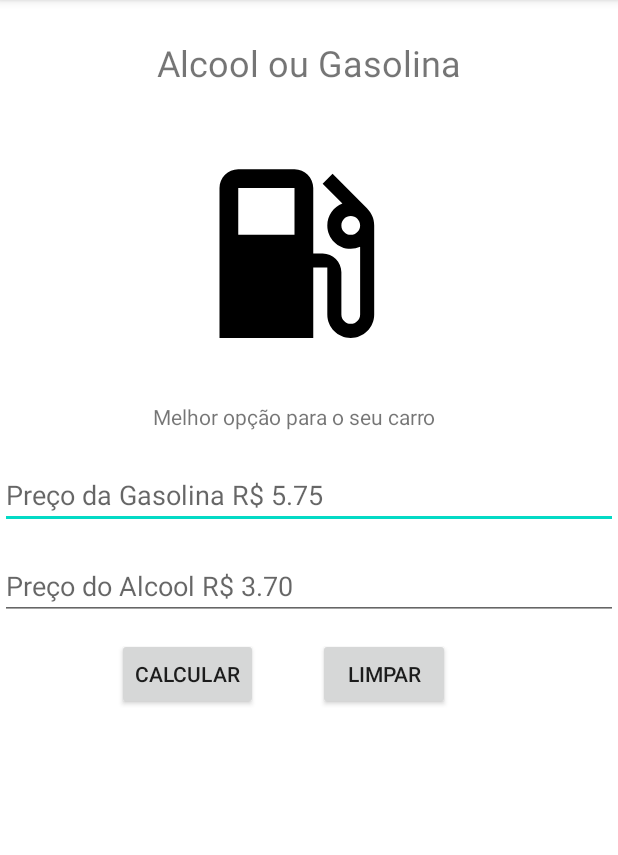
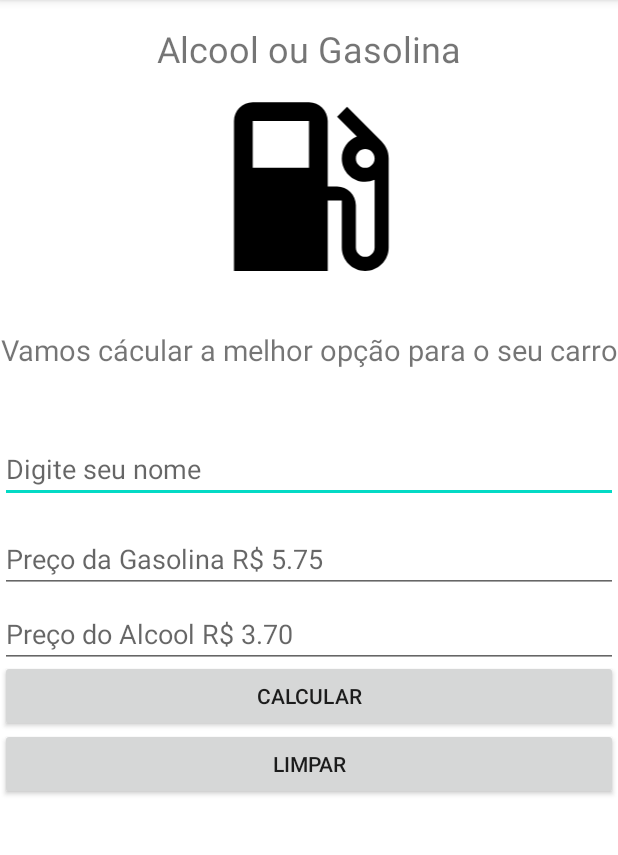
Before and after one commit to DaniloP85/mob-25-aplicacoes-android-aula3-gasolina, an Android app: the screen it shows after launch (MainActivity), on a phone screen of 412 x 824 dp, the part 84-939 px from its top. Run offline under Robolectric (Android 15) with nearby library versions, the phone set to English and light mode, and no system bars.

Commit message:
add icon

```diff
--- a/app/src/main/res/layout/activity_main.xml
+++ b/app/src/main/res/layout/activity_main.xml
@@ -1,95 +1,99 @@
 <?xml version="1.0" encoding="utf-8"?>
-<androidx.constraintlayout.widget.ConstraintLayout xmlns:android="http://schemas.android.com/apk/res/android"
-    xmlns:app="http://schemas.android.com/apk/res-auto"
+<RelativeLayout xmlns:android="http://schemas.android.com/apk/res/android"
     xmlns:tools="http://schemas.android.com/tools"
     android:layout_width="match_parent"
     android:layout_height="match_parent"
     tools:context=".MainActivity">
 
-    <androidx.appcompat.widget.AppCompatTextView
+    <TextView
         android:id="@+id/txt_alcool_gasolina"
         android:layout_width="wrap_content"
         android:layout_height="wrap_content"
         android:text="@string/alcool_gasolina"
         android:textSize="24sp"
-        android:layout_marginTop="25dp"
-        app:layout_constraintEnd_toEndOf="parent"
-        app:layout_constraintStart_toStartOf="parent"
-        app:layout_constraintTop_toTopOf="parent" />
+        android:gravity="center"
+        android:layout_alignParentStart="true"
+        android:layout_alignParentTop="true"
+        android:layout_alignParentEnd="true"
+        android:layout_marginTop="16dp" />
 
-    <androidx.appcompat.widget.AppCompatImageView
+    <ImageView
         android:id="@+id/icon_gasolina"
         android:layout_width="150dp"
         android:layout_height="150dp"
-        android:layout_marginTop="36dp"
-        android:layout_marginEnd="36dp"
         android:src="@drawable/ic_baseline_local_gas_station_24"
-        app:layout_constraintEnd_toEndOf="@+id/txt_alcool_gasolina"
-        app:layout_constraintTop_toBottomOf="@+id/txt_alcool_gasolina" />
+        android:gravity="center"
+        android:layout_alignParentStart="true"
+        android:layout_alignParentTop="true"
+        android:layout_alignParentEnd="true"
+        android:layout_marginTop="49dp"
+        android:contentDescription="@string/contentDescription" />
 
-    <androidx.appcompat.widget.AppCompatTextView
-        android:id="@+id/txt_phrase"
+    <TextView
+        android:id="@+id/opcao"
         android:layout_width="wrap_content"
         android:layout_height="wrap_content"
         android:text="@string/melhor_opcao"
-        android:layout_marginTop="24dp"
-        app:layout_constraintTop_toBottomOf="@+id/icon_gasolina"
-        app:layout_constraintStart_toStartOf="@+id/icon_gasolina"
-        app:layout_constraintEnd_toEndOf="@+id/icon_gasolina" />
+        android:textSize="19sp"
+        android:gravity="center"
+        android:layout_alignParentStart="true"
+        android:layout_alignParentTop="true"
+        android:layout_alignParentEnd="true"
+        android:layout_marginTop="220dp" />
+
+    <androidx.appcompat.widget.AppCompatEditText
+        android:id="@+id/edit_txt_nome"
+        android:layout_width="match_parent"
+        android:layout_height="wrap_content"
+        android:layout_marginTop="290dp"
+        android:hint="@string/nome" />
 
     <androidx.appcompat.widget.AppCompatEditText
         android:id="@+id/edit_txt_preco_gasolina"
         android:layout_width="match_parent"
         android:layout_height="wrap_content"
-        android:layout_marginTop="20dp"
+        android:layout_marginTop="350dp"
         android:hint="@string/preco_gasolina"
-        android:inputType="numberDecimal"
-        app:layout_constraintEnd_toEndOf="parent"
-        app:layout_constraintHorizontal_bias="0.0"
-        app:layout_constraintStart_toStartOf="parent"
-        app:layout_constraintTop_toBottomOf="@+id/txt_phrase" />
+        android:inputType="numberDecimal" />
 
     <androidx.appcompat.widget.AppCompatEditText
             android:id="@+id/edit_txt_preco_alcool"
             android:layout_width="match_parent"
             android:layout_height="wrap_content"
+            android:layout_marginTop="400dp"
             android:hint="@string/preco_alcool"
-        android:layout_marginTop="15dp"
-        android:inputType="numberDecimal"
-        app:layout_constraintTop_toBottomOf="@+id/edit_txt_preco_gasolina"
-        app:layout_constraintEnd_toEndOf="parent"
-        app:layout_constraintStart_toStartOf="parent" />
+            android:inputType="numberDecimal" />
 
         <androidx.appcompat.widget.AppCompatButton
             android:id="@+id/btn_calcular"
             android:layout_width="wrap_content"
             android:layout_height="wrap_content"
-        android:layout_marginTop="12dp"
-        android:layout_marginEnd="240dp"
             android:text="@string/calcular"
-        app:layout_constraintEnd_toEndOf="@+id/edit_txt_preco_alcool"
-        app:layout_constraintTop_toBottomOf="@+id/edit_txt_preco_alcool" />
+            android:gravity="center"
+            android:layout_marginTop="440dp"
+            android:layout_alignParentStart="true"
+            android:layout_alignParentTop="true"
+            android:layout_alignParentEnd="true"/>
 
         <androidx.appcompat.widget.AppCompatButton
             android:id="@+id/btn_limpar"
             android:layout_width="wrap_content"
             android:layout_height="wrap_content"
-        android:layout_marginTop="12dp"
-        android:layout_marginEnd="112dp"
             android:text="@string/limpar"
-        app:layout_constraintEnd_toEndOf="@+id/edit_txt_preco_alcool"
-        app:layout_constraintTop_toBottomOf="@+id/edit_txt_preco_alcool" />
+            android:layout_marginTop="485dp"
+            android:layout_alignParentStart="true"
+            android:layout_alignParentTop="true"
+            android:layout_alignParentEnd="true"/>
 
         <androidx.appcompat.widget.AppCompatTextView
             android:id="@+id/txt_resultado_gasolina_alcool"
             android:layout_width="wrap_content"
             android:layout_height="wrap_content"
-        android:layout_marginTop="236dp"
             android:text="@string/nenhuma_opcao"
             android:textColor="@color/red"
             android:visibility="invisible"
-        app:layout_constraintEnd_toEndOf="@+id/icon_gasolina"
-        app:layout_constraintHorizontal_bias="1.0"
-        app:layout_constraintStart_toStartOf="@+id/icon_gasolina"
-        app:layout_constraintTop_toBottomOf="@+id/icon_gasolina" />
-</androidx.constraintlayout.widget.ConstraintLayout>
+            android:layout_marginTop="535dp"
+            android:layout_alignParentStart="true"
+            android:layout_alignParentTop="true"
+            android:layout_alignParentEnd="true"/>
+</RelativeLayout>
--- /dev/null
+++ b/app/src/main/res/mipmap-anydpi-v26/ic_gas.xml
@@ -0,0 +1,5 @@
+<?xml version="1.0" encoding="utf-8"?>
+<adaptive-icon xmlns:android="http://schemas.android.com/apk/res/android">
+    <background android:drawable="@color/ic_gas_background"/>
+    <foreground android:drawable="@drawable/ic_gas_foreground"/>
+</adaptive-icon>
--- /dev/null
+++ b/app/src/main/res/mipmap-anydpi-v26/ic_gas_round.xml
@@ -0,0 +1,5 @@
+<?xml version="1.0" encoding="utf-8"?>
+<adaptive-icon xmlns:android="http://schemas.android.com/apk/res/android">
+    <background android:drawable="@color/ic_gas_background"/>
+    <foreground android:drawable="@drawable/ic_gas_foreground"/>
+</adaptive-icon>
--- /dev/null
+++ b/app/src/main/res/values/ic_gas_background.xml
@@ -0,0 +1,4 @@
+<?xml version="1.0" encoding="utf-8"?>
+<resources>
+    <color name="ic_gas_background">#FFFFFF</color>
+</resources>
--- a/app/src/main/res/values/strings.xml
+++ b/app/src/main/res/values/strings.xml
@@ -1,7 +1,9 @@
 <resources>
     <string name="app_name">Calculadora de Combustivel</string>
+    <string name="contentDescription">Alcool ou Gasolina</string>
     <string name="alcool_gasolina">Alcool ou Gasolina</string>
-    <string name="melhor_opcao">Melhor opção para o seu carro</string>
+    <string name="melhor_opcao">Vamos cácular a melhor opção para o seu carro</string>
+    <string name="nome">Digite seu nome</string>
     <string name="preco_alcool">Preço do Alcool R$ 3.70</string>
     <string name="preco_gasolina">Preço da Gasolina R$ 5.75</string>
     <string name="calcular">Calcular</string>
```
Also changed, not shown: app/src/main/res/drawable/ic_gas_foreground.xml (added, +38 -0 lines), app/src/main/res/mipmap-hdpi/ic_gas.png (added), app/src/main/res/mipmap-hdpi/ic_gas_round.png (added), app/src/main/res/mipmap-mdpi/ic_gas.png (added), app/src/main/res/mipmap-mdpi/ic_gas_round.png (added), app/src/main/res/mipmap-xhdpi/ic_gas.png (added), app/src/main/res/mipmap-xhdpi/ic_gas_round.png (added), app/src/main/res/mipmap-xxhdpi/ic_gas.png (added), app/src/main/res/mipmap-xxhdpi/ic_gas_round.png (added), app/src/main/res/mipmap-xxxhdpi/ic_gas.png (added), app/src/main/res/mipmap-xxxhdpi/ic_gas_round.png (added). Lines whose indentation alone changed are shown as unchanged.
